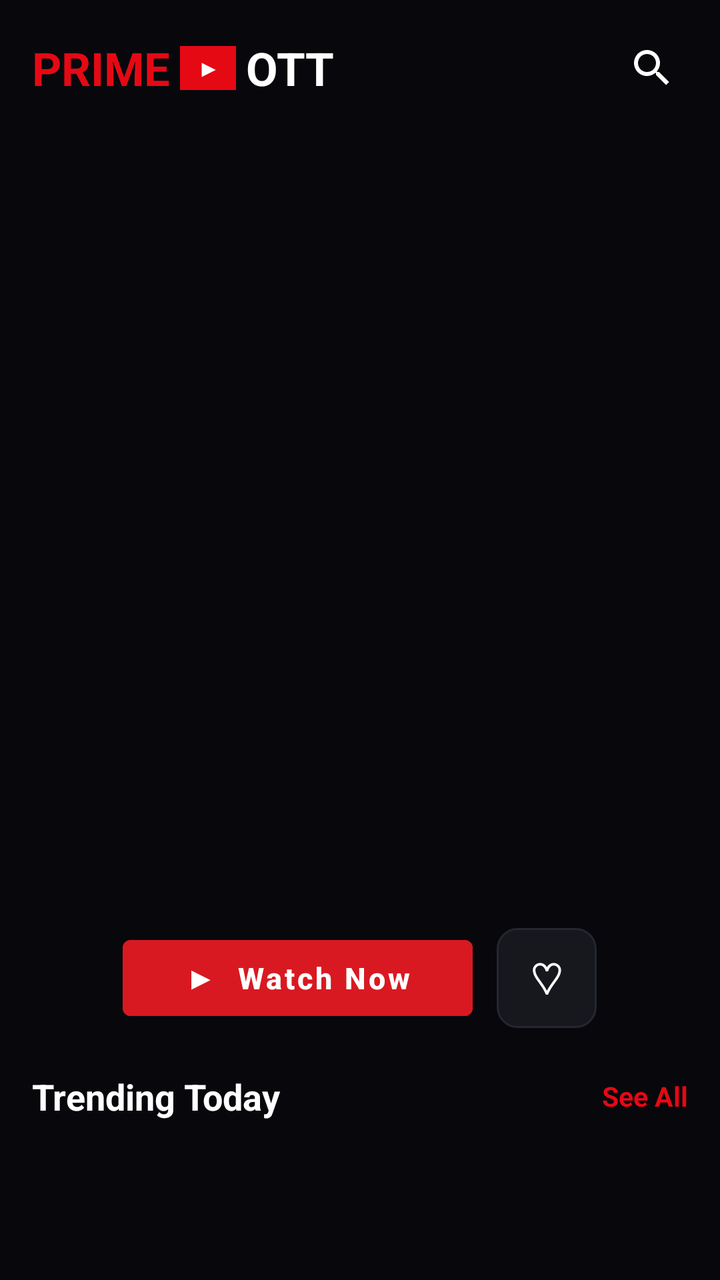
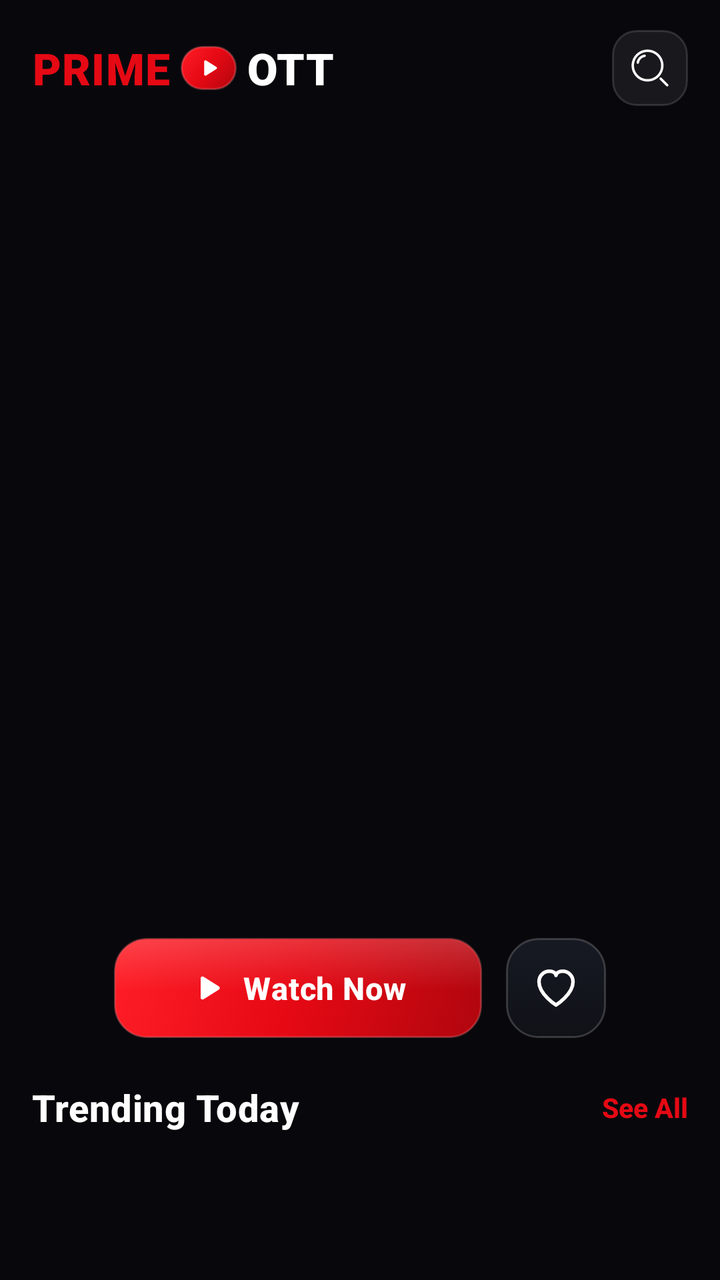

Screens rendered from an Android XML layout before and after an edit, with the pre-edit source and the edit as a unified diff.
<!-- AndroidManifest.xml: application theme Theme.MaterialComponents.DayNight.NoActionBar -->
<!-- res/layout/fragment_home.xml -->
<?xml version="1.0" encoding="utf-8"?>
<ScrollView xmlns:android="http://schemas.android.com/apk/res/android"
    xmlns:app="http://schemas.android.com/apk/res-auto"
    android:layout_width="match_parent"
    android:layout_height="match_parent"
    android:background="#08080C"
    android:layoutDirection="ltr"
    android:scrollbars="none">

    <LinearLayout
        android:layout_width="match_parent"
        android:layout_height="wrap_content"
        android:orientation="vertical"
        android:paddingBottom="95dp">

        
        <LinearLayout
            android:layout_width="match_parent"
            android:layout_height="56dp"
            android:gravity="center_vertical"
            android:orientation="horizontal"
            android:paddingHorizontal="16dp"
            android:layout_marginTop="6dp">

            <TextView
                android:layout_width="wrap_content"
                android:layout_height="wrap_content"
                android:text="PRIME"
                android:textColor="#E50914"
                android:textSize="23sp"
                android:textStyle="bold" />

            <TextView
                android:layout_width="28dp"
                android:layout_height="22dp"
                android:layout_marginHorizontal="5dp"
                android:background="#E50914"
                android:gravity="center"
                android:text="▶"
                android:textColor="#FFFFFF"
                android:textSize="11sp"
                android:textStyle="bold" />

            <TextView
                android:layout_width="0dp"
                android:layout_height="wrap_content"
                android:layout_weight="1"
                android:text="OTT"
                android:textColor="#FFFFFF"
                android:textSize="23sp"
                android:textStyle="bold" />

            <ImageView
                android:id="@+id/btnHomeSearch"
                android:layout_width="36dp"
                android:layout_height="36dp"
                android:padding="6dp"
                android:src="@drawable/abc_ic_search_api_material"
                app:tint="#FFFFFF" />
        </LinearLayout>

        
        <androidx.viewpager2.widget.ViewPager2
            android:id="@+id/heroViewPager"
            android:layout_width="match_parent"
            android:layout_height="380dp"
            android:layout_marginTop="6dp"
            android:clipChildren="false"
            android:clipToPadding="false"
            android:paddingHorizontal="42dp" />

        
        <LinearLayout
            android:layout_width="match_parent"
            android:layout_height="wrap_content"
            android:layout_marginTop="16dp"
            android:gravity="center"
            android:orientation="horizontal">

            <Button
                android:id="@+id/btnWatchFeatured"
                android:layout_width="175dp"
                android:layout_height="50dp"
                android:backgroundTint="#D91921"
                android:text="▶  Watch Now"
                android:textAllCaps="false"
                android:textColor="#FFFFFF"
                android:textSize="15sp"
                android:textStyle="bold" />

            <TextView
                android:id="@+id/btnHeroFavorite"
                android:layout_width="50dp"
                android:layout_height="50dp"
                android:layout_marginStart="12dp"
                android:background="@drawable/bg_search_box_dark"
                android:gravity="center"
                android:text="♡"
                android:textColor="#FFFFFF"
                android:textSize="22sp" />
        </LinearLayout>

        
        <LinearLayout
            android:id="@+id/recentHeaderRow"
            android:layout_width="match_parent"
            android:layout_height="wrap_content"
            android:layout_marginTop="22dp"
            android:gravity="center_vertical"
            android:orientation="horizontal"
            android:paddingHorizontal="16dp"
            android:visibility="gone">

            <TextView
                android:id="@+id/tvRecentHeader"
                android:layout_width="0dp"
                android:layout_height="wrap_content"
                android:layout_weight="1"
                android:text="Recent"
                android:textColor="#FFFFFF"
                android:textSize="17sp"
                android:textStyle="bold" />

            <TextView
                android:id="@+id/btnClearHistory"
                android:layout_width="wrap_content"
                android:layout_height="wrap_content"
                android:text="🗑️ Clear Watch History"
                android:textColor="#E50914"
                android:textSize="13sp"
                android:textStyle="bold" />
        </LinearLayout>

        <androidx.recyclerview.widget.RecyclerView
            android:id="@+id/rvRecentWatched"
            android:layout_width="match_parent"
            android:layout_height="wrap_content"
            android:layout_marginTop="10dp"
            android:clipToPadding="false"
            android:paddingHorizontal="12dp"
            android:visibility="gone" />

        
        <LinearLayout
            android:layout_width="match_parent"
            android:layout_height="wrap_content"
            android:layout_marginTop="22dp"
            android:gravity="center_vertical"
            android:orientation="horizontal"
            android:paddingHorizontal="16dp">

            <TextView
                android:layout_width="0dp"
                android:layout_height="wrap_content"
                android:layout_weight="1"
                android:text="Trending Today"
                android:textColor="#FFFFFF"
                android:textSize="18sp"
                android:textStyle="bold" />

            <TextView
                android:id="@+id/btnSeeAllMovies"
                android:layout_width="wrap_content"
                android:layout_height="wrap_content"
                android:text="See All"
                android:textColor="#E50914"
                android:textSize="13.5sp"
                android:textStyle="bold" />
        </LinearLayout>

        <androidx.recyclerview.widget.RecyclerView
            android:id="@+id/rvHomeChannels"
            android:layout_width="match_parent"
            android:layout_height="205dp"
            android:layout_marginTop="10dp"
            android:clipToPadding="false"
            android:paddingHorizontal="10dp" />

        
        <LinearLayout
            android:layout_width="match_parent"
            android:layout_height="wrap_content"
            android:layout_marginTop="18dp"
            android:gravity="center_vertical"
            android:orientation="horizontal"
            android:paddingHorizontal="16dp">

            <TextView
                android:layout_width="0dp"
                android:layout_height="wrap_content"
                android:layout_weight="1"
                android:text="Trending Series"
                android:textColor="#FFFFFF"
                android:textSize="18sp"
                android:textStyle="bold" />

            <TextView
                android:id="@+id/btnSeeAllSeries"
                android:layout_width="wrap_content"
                android:layout_height="wrap_content"
                android:text="See All"
                android:textColor="#E50914"
                android:textSize="13.5sp"
                android:textStyle="bold" />
        </LinearLayout>

        <androidx.recyclerview.widget.RecyclerView
            android:id="@+id/rvHomeSeries"
            android:layout_width="match_parent"
            android:layout_height="205dp"
            android:layout_marginTop="10dp"
            android:clipToPadding="false"
            android:paddingHorizontal="10dp" />

    </LinearLayout>
</ScrollView>
<!-- resources referenced by this layout -->
<resources>
  <!-- drawable bg_search_box_dark (drawable) -->
  <?xml version="1.0" encoding="utf-8"?>
  <shape xmlns:android="http://schemas.android.com/apk/res/android"
      android:shape="rectangle">
      <solid android:color="#16181D" />
      <corners android:radius="10dp" />
      <stroke
          android:width="1dp"
          android:color="#242730" />
  </shape>
</resources>

<!-- the commit's change to res/layout/fragment_home.xml (unified diff, before → after) -->
@@ -11,63 +11,69 @@
         android:layout_width="match_parent"
         android:layout_height="wrap_content"
         android:orientation="vertical"
-        android:paddingBottom="95dp">
+        android:paddingBottom="90dp">
 
         
         <LinearLayout
             android:layout_width="match_parent"
             android:layout_height="56dp"
-            android:gravity="center_vertical"
-            android:orientation="horizontal"
-            android:paddingHorizontal="16dp"
-            android:layout_marginTop="6dp">
+            android:layout_marginTop="6dp"
+            android:gravity="center_vertical"
+            android:orientation="horizontal"
+            android:paddingHorizontal="16dp">
 
             <TextView
                 android:layout_width="wrap_content"
                 android:layout_height="wrap_content"
+                android:fontFamily="sans-serif-black"
+                android:letterSpacing="0.02"
                 android:text="PRIME"
                 android:textColor="#E50914"
-                android:textSize="23sp"
-                android:textStyle="bold" />
-
-            <TextView
+                android:textSize="22sp"
+                android:textStyle="bold" />
+
+            <FrameLayout
                 android:layout_width="28dp"
                 android:layout_height="22dp"
                 android:layout_marginHorizontal="5dp"
-                android:background="#E50914"
-                android:gravity="center"
-                android:text="▶"
-                android:textColor="#FFFFFF"
-                android:textSize="11sp"
-                android:textStyle="bold" />
-
-            <TextView
-                android:layout_width="0dp"
-                android:layout_height="wrap_content"
-                android:layout_weight="1"
+                android:background="@drawable/bg_btn_watch_now_luxury">
+
+                <ImageView
+                    android:layout_width="12dp"
+                    android:layout_height="12dp"
+                    android:layout_gravity="center"
+                    android:src="@drawable/ic_play_watch_now" />
+            </FrameLayout>
+
+            <TextView
+                android:layout_width="0dp"
+                android:layout_height="wrap_content"
+                android:layout_weight="1"
+                android:fontFamily="sans-serif-black"
+                android:letterSpacing="0.02"
                 android:text="OTT"
                 android:textColor="#FFFFFF"
-                android:textSize="23sp"
+                android:textSize="22sp"
                 android:textStyle="bold" />
 
             <ImageView
                 android:id="@+id/btnHomeSearch"
-                android:layout_width="36dp"
-                android:layout_height="36dp"
-                android:padding="6dp"
-                android:src="@drawable/abc_ic_search_api_material"
-                app:tint="#FFFFFF" />
+                android:layout_width="38dp"
+                android:layout_height="38dp"
+                android:background="@drawable/search_bg"
+                android:padding="9dp"
+                android:src="@drawable/ic_search" />
         </LinearLayout>
 
         
         <androidx.viewpager2.widget.ViewPager2
             android:id="@+id/heroViewPager"
             android:layout_width="match_parent"
-            android:layout_height="380dp"
+            android:layout_height="385dp"
             android:layout_marginTop="6dp"
             android:clipChildren="false"
             android:clipToPadding="false"
-            android:paddingHorizontal="42dp" />
+            android:paddingHorizontal="38dp" />
 
         
         <LinearLayout
@@ -77,27 +83,44 @@
             android:gravity="center"
             android:orientation="horizontal">
 
-            <Button
+            <LinearLayout
                 android:id="@+id/btnWatchFeatured"
-                android:layout_width="175dp"
+                android:layout_width="184dp"
                 android:layout_height="50dp"
-                android:backgroundTint="#D91921"
-                android:text="▶  Watch Now"
-                android:textAllCaps="false"
-                android:textColor="#FFFFFF"
-                android:textSize="15sp"
-                android:textStyle="bold" />
-
-            <TextView
+                android:background="@drawable/bg_btn_watch_now_luxury"
+                android:clickable="true"
+                android:focusable="true"
+                android:gravity="center"
+                android:orientation="horizontal"
+                android:paddingHorizontal="18dp">
+
+                <ImageView
+                    android:layout_width="18dp"
+                    android:layout_height="18dp"
+                    android:src="@drawable/ic_play_watch_now" />
+
+                <TextView
+                    android:layout_width="wrap_content"
+                    android:layout_height="wrap_content"
+                    android:layout_marginStart="9dp"
+                    android:fontFamily="sans-serif-medium"
+                    android:letterSpacing="0.02"
+                    android:text="Watch Now"
+                    android:textColor="#FFFFFF"
+                    android:textSize="15.5sp"
+                    android:textStyle="bold" />
+            </LinearLayout>
+
+            <ImageView
                 android:id="@+id/btnHeroFavorite"
                 android:layout_width="50dp"
                 android:layout_height="50dp"
                 android:layout_marginStart="12dp"
-                android:background="@drawable/bg_search_box_dark"
-                android:gravity="center"
-                android:text="♡"
-                android:textColor="#FFFFFF"
-                android:textSize="22sp" />
+                android:background="@drawable/bg_btn_favorite_glass"
+                android:clickable="true"
+                android:focusable="true"
+                android:padding="13dp"
+                android:src="@drawable/ic_heart_outline" />
         </LinearLayout>
 
         
@@ -105,10 +128,13 @@
             android:id="@+id/recentHeaderRow"
             android:layout_width="match_parent"
             android:layout_height="wrap_content"
-            android:layout_marginTop="22dp"
+            android:layout_marginTop="24dp"
+            android:clickable="true"
+            android:focusable="true"
             android:gravity="center_vertical"
             android:orientation="horizontal"
             android:paddingHorizontal="16dp"
+            android:paddingVertical="4dp"
             android:visibility="gone">
 
             <TextView
@@ -116,19 +142,19 @@
                 android:layout_width="0dp"
                 android:layout_height="wrap_content"
                 android:layout_weight="1"
-                android:text="Recent"
-                android:textColor="#FFFFFF"
-                android:textSize="17sp"
-                android:textStyle="bold" />
-
-            <TextView
+                android:fontFamily="sans-serif-medium"
+                android:letterSpacing="0.01"
+                android:text="Continue Watching"
+                android:textColor="#FFFFFF"
+                android:textSize="18.5sp"
+                android:textStyle="bold" />
+
+            <ImageView
                 android:id="@+id/btnClearHistory"
-                android:layout_width="wrap_content"
-                android:layout_height="wrap_content"
-                android:text="🗑️ Clear Watch History"
-                android:textColor="#E50914"
-                android:textSize="13sp"
-                android:textStyle="bold" />
+                android:layout_width="26dp"
+                android:layout_height="26dp"
+                android:padding="3dp"
+                android:src="@drawable/ic_arrow_right" />
         </LinearLayout>
 
         <androidx.recyclerview.widget.RecyclerView
@@ -153,15 +179,18 @@
                 android:layout_width="0dp"
                 android:layout_height="wrap_content"
                 android:layout_weight="1"
+                android:fontFamily="sans-serif-medium"
+                android:letterSpacing="0.01"
                 android:text="Trending Today"
                 android:textColor="#FFFFFF"
-                android:textSize="18sp"
+                android:textSize="18.5sp"
                 android:textStyle="bold" />
 
             <TextView
                 android:id="@+id/btnSeeAllMovies"
                 android:layout_width="wrap_content"
                 android:layout_height="wrap_content"
+                android:fontFamily="sans-serif-medium"
                 android:text="See All"
                 android:textColor="#E50914"
                 android:textSize="13.5sp"
@@ -189,15 +218,18 @@
                 android:layout_width="0dp"
                 android:layout_height="wrap_content"
                 android:layout_weight="1"
-                android:text="Trending Series"
-                android:textColor="#FFFFFF"
-                android:textSize="18sp"
+                android:fontFamily="sans-serif-medium"
+                android:letterSpacing="0.01"
+                android:text="Popular Movies"
+                android:textColor="#FFFFFF"
+                android:textSize="18.5sp"
                 android:textStyle="bold" />
 
             <TextView
                 android:id="@+id/btnSeeAllSeries"
                 android:layout_width="wrap_content"
                 android:layout_height="wrap_content"
+                android:fontFamily="sans-serif-medium"
                 android:text="See All"
                 android:textColor="#E50914"
                 android:textSize="13.5sp"
<!-- resource entries referenced after the edit -->
@@ -1,14 +1,157 @@
 <!-- resources referenced by this layout -->
 <resources>
-  <!-- drawable bg_search_box_dark (drawable) -->
+  <!-- drawable bg_btn_favorite_glass (drawable) -->
   <?xml version="1.0" encoding="utf-8"?>
-  <shape xmlns:android="http://schemas.android.com/apk/res/android"
-      android:shape="rectangle">
-      <solid android:color="#16181D" />
-      <corners android:radius="10dp" />
-      <stroke
-          android:width="1dp"
-          android:color="#242730" />
-  </shape>
+  <selector xmlns:android="http://schemas.android.com/apk/res/android">
+      <item android:state_pressed="true">
+          <shape android:shape="rectangle">
+              <solid android:color="#33E50914" />
+              <corners android:radius="16dp" />
+              <stroke android:width="1.2dp" android:color="#88E50914" />
+          </shape>
+      </item>
+      <item>
+          <shape android:shape="rectangle">
+              <gradient
+                  android:angle="270"
+                  android:startColor="#E6191C26"
+                  android:endColor="#F2101218"
+                  android:type="linear" />
+              <corners android:radius="16dp" />
+              <stroke android:width="1dp" android:color="#2EFFFFFF" />
+          </shape>
+      </item>
+  </selector>
+  <!-- drawable bg_btn_watch_now_luxury (drawable) -->
+  <?xml version="1.0" encoding="utf-8"?>
+  <selector xmlns:android="http://schemas.android.com/apk/res/android">
+      <item android:state_pressed="true">
+          <shape android:shape="rectangle">
+              <gradient
+                  android:angle="315"
+                  android:startColor="#B80710"
+                  android:endColor="#8A040B"
+                  android:type="linear" />
+              <corners android:radius="16dp" />
+              <stroke android:width="1dp" android:color="#80FF6B72" />
+          </shape>
+      </item>
+      <item>
+          <layer-list>
+              <item>
+                  <shape android:shape="rectangle">
+                      <gradient
+                          android:angle="315"
+                          android:startColor="#FF1E27"
+                          android:centerColor="#E50914"
+                          android:endColor="#B0060E"
+                          android:type="linear" />
+                      <corners android:radius="16dp" />
+                      <stroke android:width="1dp" android:color="#59FF757C" />
+                  </shape>
+              </item>
+              <item
+                  android:bottom="24dp"
+                  android:left="1dp"
+                  android:right="1dp"
+                  android:top="1dp">
+                  <shape android:shape="rectangle">
+                      <gradient
+                          android:angle="270"
+                          android:startColor="#29FFFFFF"
+                          android:endColor="#00FFFFFF"
+                          android:type="linear" />
+                      <corners
+                          android:topLeftRadius="15dp"
+                          android:topRightRadius="15dp" />
+                  </shape>
+              </item>
+          </layer-list>
+      </item>
+  </selector>
+  <!-- drawable ic_arrow_right (drawable) -->
+  <?xml version="1.0" encoding="utf-8"?>
+  <vector xmlns:android="http://schemas.android.com/apk/res/android"
+      android:width="20dp"
+      android:height="20dp"
+      android:viewportWidth="24.0"
+      android:viewportHeight="24.0">
+      <path
+          android:fillColor="#00000000"
+          android:pathData="M9,6L15,12L9,18"
+          android:strokeWidth="2.2"
+          android:strokeColor="#FFFFFF"
+          android:strokeLineCap="round"
+          android:strokeLineJoin="round" />
+  </vector>
+  <!-- drawable ic_heart_outline (drawable) -->
+  <?xml version="1.0" encoding="utf-8"?>
+  <vector xmlns:android="http://schemas.android.com/apk/res/android"
+      android:width="22dp"
+      android:height="22dp"
+      android:viewportWidth="24.0"
+      android:viewportHeight="24.0">
+      <path
+          android:fillColor="#00000000"
+          android:pathData="M12,20.5C12,20.5 3.5,15.2 3.5,8.9C3.5,5.9 5.8,3.6 8.7,3.6C10.4,3.6 11.9,4.4 12,5.7C12.1,4.4 13.6,3.6 15.3,3.6C18.2,3.6 20.5,5.9 20.5,8.9C20.5,15.2 12,20.5 12,20.5Z"
+          android:strokeWidth="1.8"
+          android:strokeColor="#FFFFFF"
+          android:strokeLineCap="round"
+          android:strokeLineJoin="round" />
+  </vector>
+  <!-- drawable ic_play_watch_now (drawable) -->
+  <?xml version="1.0" encoding="utf-8"?>
+  <vector xmlns:android="http://schemas.android.com/apk/res/android"
+      android:width="18dp"
+      android:height="18dp"
+      android:viewportWidth="24.0"
+      android:viewportHeight="24.0">
+      <path
+          android:fillColor="#FFFFFF"
+          android:pathData="M7.5,5.6v12.8c0,1.02 1.12,1.64 1.99,1.1l10.2,-6.4c0.81,-0.51 0.81,-1.69 0,-2.2L9.49,4.5C8.62,3.96 7.5,4.58 7.5,5.6z" />
+  </vector>
+  <!-- drawable ic_search (drawable) -->
+  <?xml version="1.0" encoding="utf-8"?>
+  <vector xmlns:android="http://schemas.android.com/apk/res/android"
+      android:width="22dp"
+      android:height="22dp"
+      android:viewportWidth="13.0"
+      android:viewportHeight="13.0">
+      <path
+          android:fillColor="#FAFAFA"
+          android:pathData="M4.812,2.928C5.03,2.893 5.179,2.688 5.145,2.47C5.11,2.252 4.905,2.103 4.687,2.138C3.375,2.346 2.346,3.375 2.138,4.687C2.103,4.905 2.252,5.11 2.47,5.145C2.688,5.179 2.893,5.03 2.928,4.812C3.082,3.842 3.842,3.082 4.812,2.928Z" />
+      <path
+          android:fillColor="#FAFAFA"
+          android:fillType="evenOdd"
+          android:pathData="M5.7,0.5C2.828,0.5 0.5,2.828 0.5,5.7C0.5,8.572 2.828,10.9 5.7,10.9C8.572,10.9 10.9,8.572 10.9,5.7C10.9,2.828 8.572,0.5 5.7,0.5ZM1.3,5.7C1.3,3.27 3.27,1.3 5.7,1.3C8.13,1.3 10.1,3.27 10.1,5.7C10.1,8.13 8.13,10.1 5.7,10.1C3.27,10.1 1.3,8.13 1.3,5.7Z" />
+      <path
+          android:fillColor="#FAFAFA"
+          android:pathData="M10.25,9.684C10.093,9.528 9.84,9.528 9.684,9.684C9.528,9.84 9.528,10.093 9.684,10.25L11.817,12.383C11.973,12.539 12.227,12.539 12.383,12.383C12.539,12.227 12.539,11.973 12.383,11.817L10.25,9.684Z" />
+  </vector>
+  <!-- drawable search_bg (drawable) -->
+  <?xml version="1.0" encoding="utf-8"?>
+  <selector xmlns:android="http://schemas.android.com/apk/res/android">
+      <item android:state_pressed="true">
+          <shape android:shape="rectangle">
+              <corners android:radius="12dp" />
+              <solid android:color="#26E50914" />
+              <stroke android:width="1.2dp" android:color="#80E50914" />
+          </shape>
+      </item>
+      <item android:state_focused="true">
+          <shape android:shape="rectangle">
+              <corners android:radius="12dp" />
+              <solid android:color="#18FFFFFF" />
+              <stroke android:width="1.2dp" android:color="#4DFFFFFF" />
+          </shape>
+      </item>
+      <item>
+          <shape android:shape="rectangle">
+              <corners android:radius="12dp" />
+              <solid android:color="#12FFFFFF" />
+              <stroke android:width="1dp" android:color="#22FFFFFF" />
+          </shape>
+      </item>
+  </selector>
 </resources>
 
